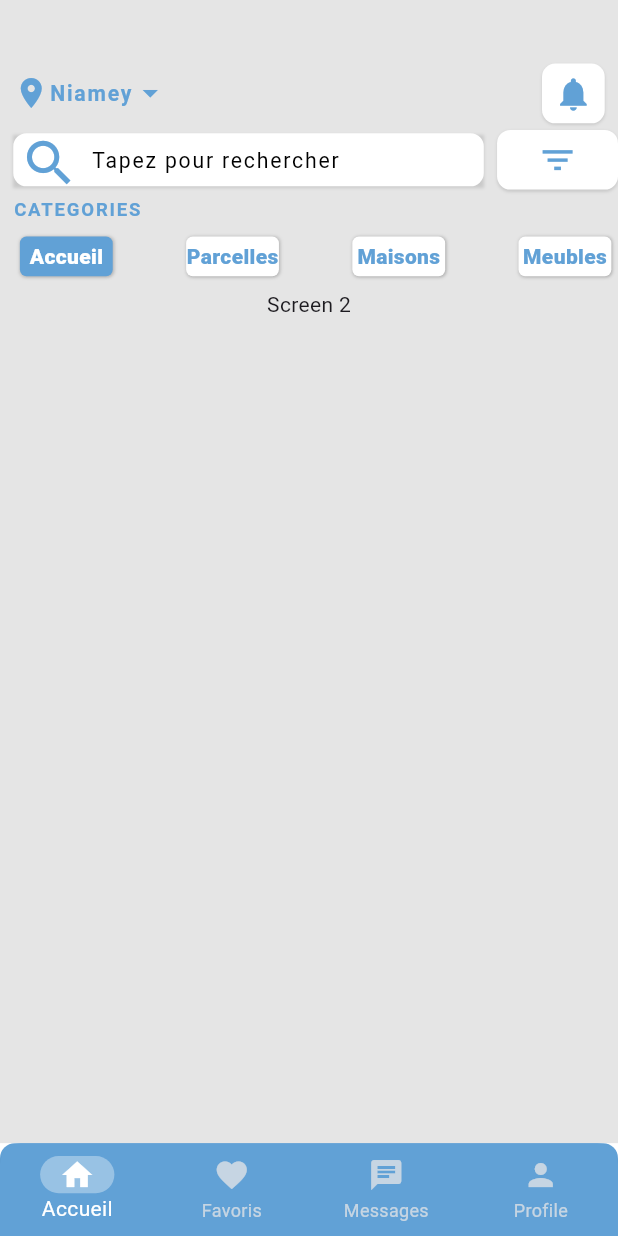
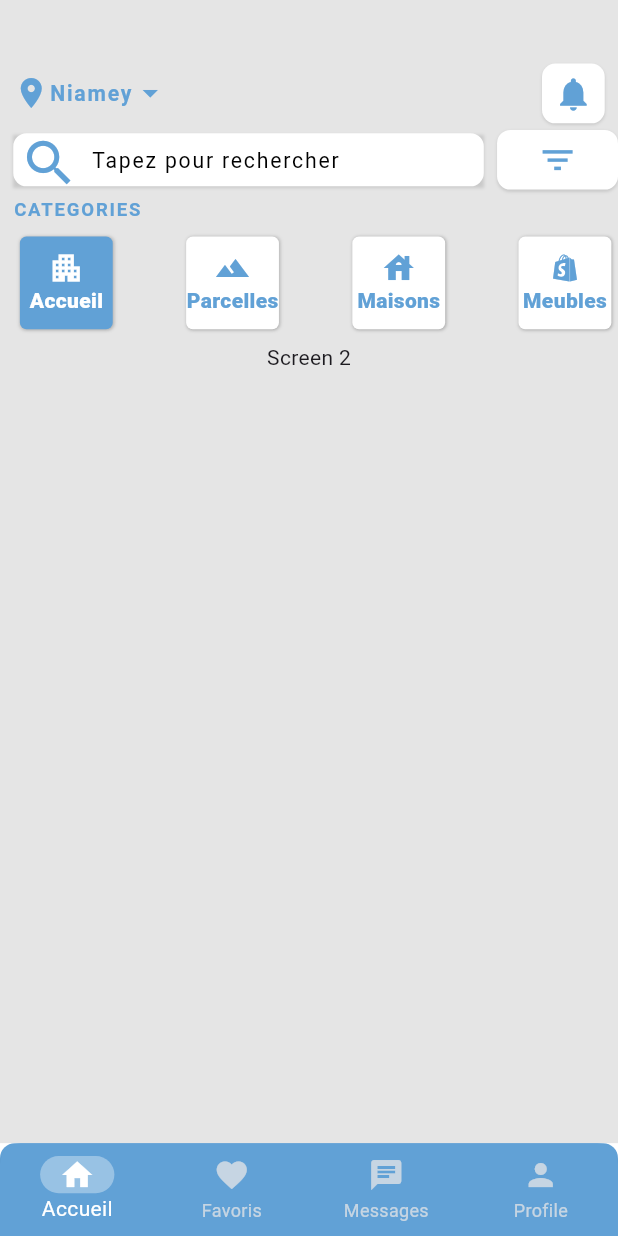
Before and after one commit to GanonthaBr/belle-house-mobile-app, a Flutter app: the screen it shows after launch, on a phone screen of 412 x 824 dp. Run offline on Flutter 3.47's test engine with Material 3 defaults, Android fonts, the phone set to English and light mode, and no system bars; our stand-ins replace geolocator, intl_phone_field; missing offline and left inert: country_codes.

Commit message:
Enhance MenuItem widget by adding icon and iconColor properties, and update navigation menu to utilize these new features for improved UI consistency.

```diff
--- a/lib/widgets/menu_item.dart
+++ b/lib/widgets/menu_item.dart
@@ -3,7 +3,9 @@ import 'package:mobile_app/utils/dimensions.dart';
 
 class MenuItem extends StatelessWidget {
   final String title;
+  final IconData icon;
   final Color? color;
+  final Color? iconColor;
   final Color? bgColor;
   final Function() action;
 
@@ -13,6 +15,8 @@ class MenuItem extends StatelessWidget {
     this.color = Colors.white,
     this.bgColor = Colors.white,
     required this.action,
+    required this.icon,
+    this.iconColor,
   });
 
   @override
@@ -21,7 +25,7 @@ class MenuItem extends StatelessWidget {
       onTap: action,
       child: Container(
         width: AppDimension.distance70,
-        height: AppDimension.distance30,
+        height: AppDimension.distance70,
         margin: EdgeInsets.all(AppDimension.distance20 / 4),
         decoration: BoxDecoration(
           color: bgColor,
@@ -42,9 +46,15 @@ class MenuItem extends StatelessWidget {
           ],
         ),
         child: Center(
-          child: Text(
-            title,
-            style: TextStyle(color: color, fontWeight: FontWeight.w800),
+          child: Column(
+            mainAxisAlignment: MainAxisAlignment.center,
+            children: [
+              Icon(icon, color: iconColor),
+              Text(
+                title,
+                style: TextStyle(color: color, fontWeight: FontWeight.w800),
+              ),
+            ],
           ),
         ),
       ),
--- a/lib/widgets/navigation_menu.dart
+++ b/lib/widgets/navigation_menu.dart
@@ -1,5 +1,4 @@
 import 'package:flutter/material.dart';
-import 'package:mobile_app/screens/register_screen.dart';
 import 'package:mobile_app/screens/screen_one.dart';
 import 'package:mobile_app/screens/screen_two.dart';
 import 'package:mobile_app/utils/colors.dart';
@@ -138,6 +137,11 @@ class _NaviMenuState extends State<NaviMenu> {
                           onTapNav(currentpage);
                         },
                         title: 'Accueil',
+                        icon: Icons.apartment,
+                        iconColor:
+                            currentpage == 0
+                                ? AppColors.secondaryColor
+                                : AppColors.primaryColor,
                         color:
                             currentpage == 0
                                 ? AppColors.secondaryColor
@@ -153,6 +157,11 @@ class _NaviMenuState extends State<NaviMenu> {
                           onTapNav(currentpage);
                         },
                         title: 'Parcelles',
+                        icon: Icons.landscape,
+                        iconColor:
+                            currentpage == 2
+                                ? AppColors.secondaryColor
+                                : AppColors.primaryColor,
                         color:
                             currentpage == 2
                                 ? AppColors.secondaryColor
@@ -168,6 +177,11 @@ class _NaviMenuState extends State<NaviMenu> {
                           onTapNav(currentpage);
                         },
                         title: 'Maisons',
+                        icon: Icons.house,
+                        iconColor:
+                            currentpage == 1
+                                ? AppColors.secondaryColor
+                                : AppColors.primaryColor,
                         color:
                             currentpage == 1
                                 ? AppColors.secondaryColor
@@ -183,6 +197,11 @@ class _NaviMenuState extends State<NaviMenu> {
                           onTapNav(currentpage);
                         },
                         title: 'Meubles',
+                        icon: Icons.shopify_sharp,
+                        iconColor:
+                            currentpage == 3
+                                ? AppColors.secondaryColor
+                                : AppColors.primaryColor,
                         color:
                             currentpage == 3
                                 ? AppColors.secondaryColor
```
